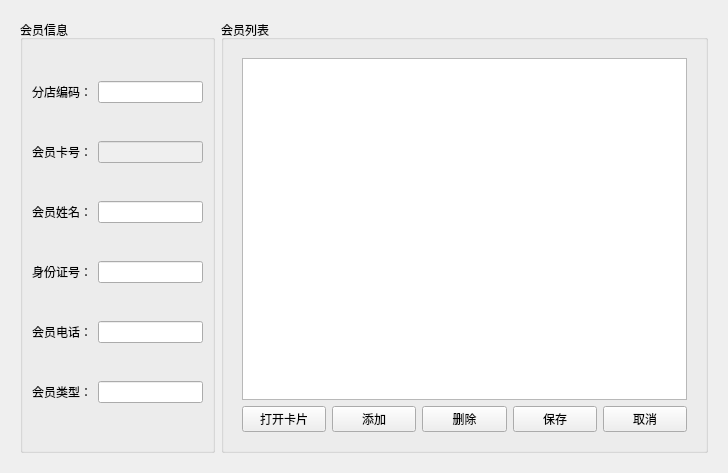
daodaoliang/caicai, file src/vipwidget.ui: the form before one commit.
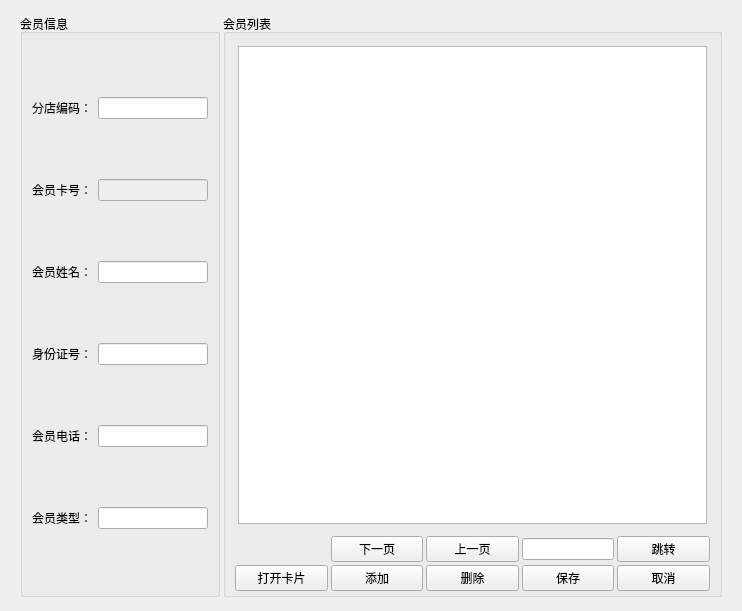
The form after the commit.

Commit message: 会员管理分页及添加删除等操作

Patch:
```diff
--- a/src/vipwidget.ui
+++ b/src/vipwidget.ui
@@ -6,8 +6,8 @@
    <rect>
     <x>0</x>
     <y>0</y>
-    <width>728</width>
-    <height>473</height>
+    <width>742</width>
+    <height>611</height>
    </rect>
   </property>
   <property name="windowTitle">
@@ -18,6 +18,15 @@
     <widget class="QStackedWidget" name="stackedWidget">
      <widget class="QWidget" name="page">
       <layout class="QGridLayout" name="gridLayout_2" columnstretch="2,5">
+       <property name="topMargin">
+        <number>3</number>
+       </property>
+       <property name="bottomMargin">
+        <number>3</number>
+       </property>
+       <property name="spacing">
+        <number>3</number>
+       </property>
        <item row="0" column="0">
         <widget class="QGroupBox" name="groupBox">
          <property name="title">
@@ -97,13 +106,39 @@
           <string>会员列表</string>
          </property>
          <layout class="QGridLayout" name="gridLayout_4">
-          <item row="0" column="0">
+          <property name="margin">
+           <number>3</number>
+          </property>
+          <property name="spacing">
+           <number>3</number>
+          </property>
+          <item row="1" column="0">
            <widget class="QStackedWidget" name="stackedWidget_2">
             <widget class="QWidget" name="page_3">
              <layout class="QGridLayout" name="gridLayout_5">
-              <item row="0" column="0" colspan="5">
-               <widget class="QTableView" name="tableView"/>
+              <item row="0" column="0" colspan="2">
+               <widget class="QTableView" name="tableView">
+                <property name="sizePolicy">
+                 <sizepolicy hsizetype="Expanding" vsizetype="Expanding">
+                  <horstretch>0</horstretch>
+                  <verstretch>0</verstretch>
+                 </sizepolicy>
+                </property>
+               </widget>
               </item>
+             </layout>
+            </widget>
+            <widget class="QWidget" name="page_4"/>
+           </widget>
+          </item>
+          <item row="2" column="0">
+           <layout class="QGridLayout" name="gridLayout_6" columnstretch="1,1,1,1,1">
+            <property name="leftMargin">
+             <number>6</number>
+            </property>
+            <property name="rightMargin">
+             <number>6</number>
+            </property>
               <item row="1" column="0">
                <widget class="QPushButton" name="pushButton_OpenCard">
                 <property name="text">
@@ -111,6 +146,13 @@
                 </property>
                </widget>
               </item>
+            <item row="1" column="3">
+             <widget class="QPushButton" name="pushButton_Save">
+              <property name="text">
+               <string>保存</string>
+              </property>
+             </widget>
+            </item>
               <item row="1" column="1">
                <widget class="QPushButton" name="pushButton_Add">
                 <property name="text">
@@ -125,13 +167,6 @@
                 </property>
                </widget>
               </item>
-              <item row="1" column="3">
-               <widget class="QPushButton" name="pushButton_Save">
-                <property name="text">
-                 <string>保存</string>
-                </property>
-               </widget>
-              </item>
               <item row="1" column="4">
                <widget class="QPushButton" name="pushButton_Cancle">
                 <property name="text">
@@ -139,12 +174,47 @@
                 </property>
                </widget>
               </item>
-             </layout>
-            </widget>
-            <widget class="QWidget" name="page_4"/>
-           </widget>
-          </item>
-         </layout>
+            <item row="0" column="2">
+             <widget class="QPushButton" name="but_PreviousPage">
+              <property name="text">
+               <string>上一页</string>
+              </property>
+             </widget>
+            </item>
+            <item row="0" column="1">
+             <widget class="QPushButton" name="but_NextPage">
+              <property name="text">
+               <string>下一页</string>
+              </property>
+             </widget>
+            </item>
+            <item row="0" column="0">
+             <widget class="QLabel" name="label_PageInfo">
+              <property name="text">
+               <string/>
+              </property>
+              <property name="alignment">
+               <set>Qt::AlignCenter</set>
+              </property>
+             </widget>
+            </item>
+            <item row="0" column="3">
+             <widget class="QLineEdit" name="lineEdit_Skip">
+              <property name="alignment">
+               <set>Qt::AlignCenter</set>
+              </property>
+             </widget>
+            </item>
+            <item row="0" column="4">
+             <widget class="QPushButton" name="but_Skip">
+              <property name="text">
+               <string>跳转</string>
+              </property>
+             </widget>
+            </item>
+           </layout>
+          </item>
+         </layout>
         </widget>
        </item>
       </layout>
```
Left out of the diff: 5 changed lines with no effect on the pictures. Lines whose indentation alone changed are shown as unchanged. The commit also changes 2 other files.
